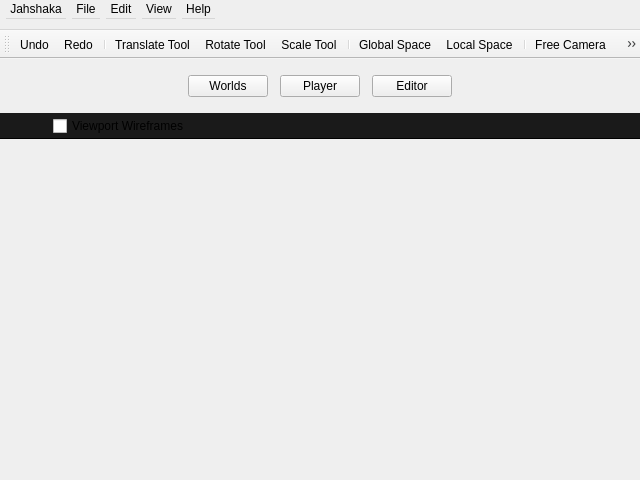
Old version of the form src/mainwindow.ui in the repository jahshaka/Studio.
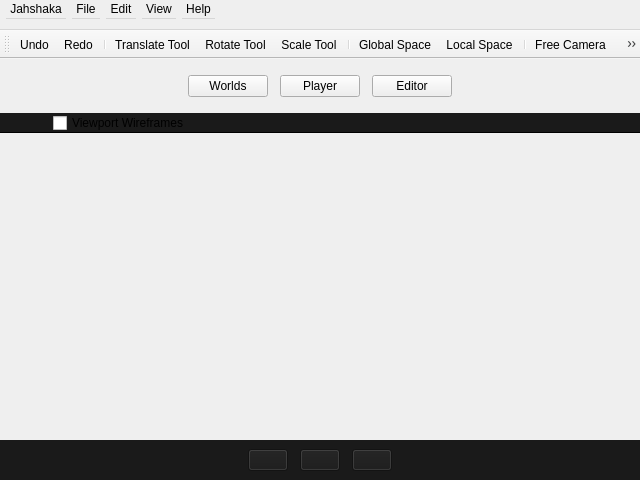
New version of the form. Icons and pictures are not drawn.

Commit message: Initial impl of player controls

What changed in the file:
```diff
--- a/src/mainwindow.ui
+++ b/src/mainwindow.ui
@@ -795,11 +795,112 @@
            </item>
            <item>
             <widget class="QWidget" name="sceneContainer" native="true">
+             <property name="sizePolicy">
+              <sizepolicy hsizetype="Preferred" vsizetype="Preferred">
+               <horstretch>0</horstretch>
+               <verstretch>1</verstretch>
+              </sizepolicy>
+             </property>
              <property name="focusPolicy">
               <enum>Qt::ClickFocus</enum>
              </property>
             </widget>
            </item>
+           <item>
+            <widget class="QWidget" name="playerControls" native="true">
+             <property name="sizePolicy">
+              <sizepolicy hsizetype="Preferred" vsizetype="Preferred">
+               <horstretch>0</horstretch>
+               <verstretch>0</verstretch>
+              </sizepolicy>
+             </property>
+             <property name="styleSheet">
+              <string notr="true">background: #1A1A1A</string>
+             </property>
+             <layout class="QHBoxLayout" name="horizontalLayout_3">
+              <property name="spacing">
+               <number>12</number>
+              </property>
+              <item>
+               <spacer name="horizontalSpacer_3">
+                <property name="orientation">
+                 <enum>Qt::Horizontal</enum>
+                </property>
+                <property name="sizeHint" stdset="0">
+                 <size>
+                  <width>40</width>
+                  <height>20</height>
+                 </size>
+                </property>
+               </spacer>
+              </item>
+              <item>
+               <widget class="QPushButton" name="pushButton">
+                <property name="text">
+                 <string/>
+                </property>
+                <property name="icon">
+                 <iconset resource="../app/icons.qrc">
+                  <normaloff>:/icons/rotate-to-right.svg</normaloff>:/icons/rotate-to-right.svg</iconset>
+                </property>
+                <property name="iconSize">
+                 <size>
+                  <width>16</width>
+                  <height>16</height>
+                 </size>
+                </property>
+               </widget>
+              </item>
+              <item>
+               <widget class="QPushButton" name="pushButton_2">
+                <property name="text">
+                 <string/>
+                </property>
+                <property name="icon">
+                 <iconset resource="../app/icons.qrc">
+                  <normaloff>:/icons/g_play.svg</normaloff>:/icons/g_play.svg</iconset>
+                </property>
+                <property name="iconSize">
+                 <size>
+                  <width>24</width>
+                  <height>24</height>
+                 </size>
+                </property>
+               </widget>
+              </item>
+              <item>
+               <widget class="QPushButton" name="pushButton_3">
+                <property name="text">
+                 <string/>
+                </property>
+                <property name="icon">
+                 <iconset resource="../app/icons.qrc">
+                  <normaloff>:/icons/g_stop.svg</normaloff>:/icons/g_stop.svg</iconset>
+                </property>
+                <property name="iconSize">
+                 <size>
+                  <width>16</width>
+                  <height>16</height>
+                 </size>
+                </property>
+               </widget>
+              </item>
+              <item>
+               <spacer name="horizontalSpacer_5">
+                <property name="orientation">
+                 <enum>Qt::Horizontal</enum>
+                </property>
+                <property name="sizeHint" stdset="0">
+                 <size>
+                  <width>40</width>
+                  <height>20</height>
+                 </size>
+                </property>
+               </spacer>
+              </item>
+             </layout>
+            </widget>
+           </item>
           </layout>
          </widget>
         </item>
```
The commit also changes 1 other file.
